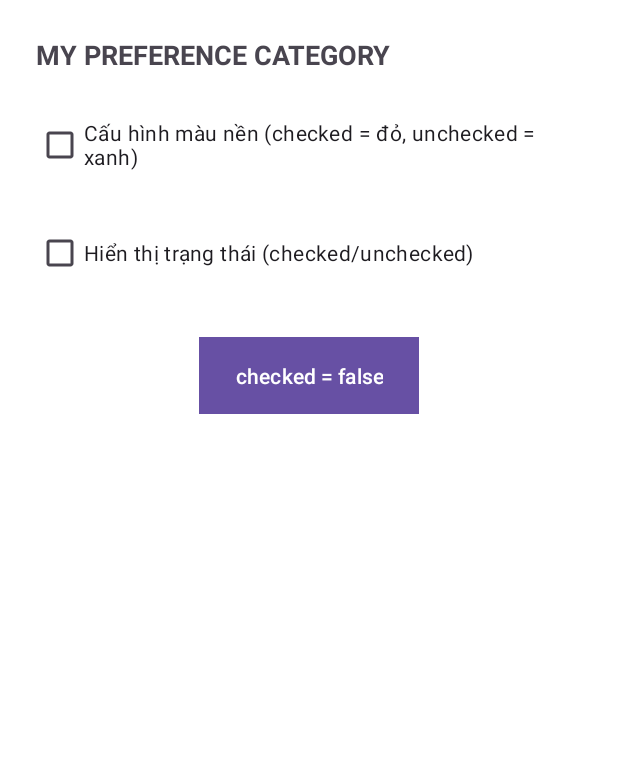
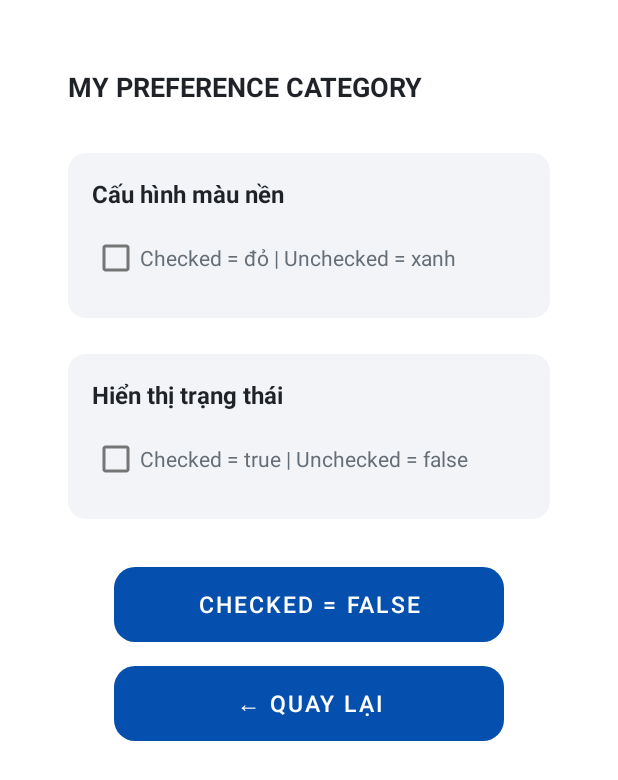
Before and after one commit to tienphatng237/NT118.Q14-Android-Programming, an Android app: the Task02SettingActivity screen opened directly, with no data from a screen before it, on a phone screen of 412 x 824 dp. Shown: the top 780 px of the screen. Run offline under Robolectric (Android 15) with nearby library versions, the phone set to English and light mode, and no system bars.

Commit message:
Lab 04 - Task 2: UI redesign + preferences logic completed

```diff
--- a/lab-04/app/src/main/java/com/example/lab04_storage/task02/ui/main/Task02MainActivity.java
+++ b/lab-04/app/src/main/java/com/example/lab04_storage/task02/ui/main/Task02MainActivity.java
@@ -14,7 +14,7 @@ import com.example.lab04_storage.task02.ui.settings.Task02SettingActivity;
 public class Task02MainActivity extends AppCompatActivity {
 
     private LinearLayout layoutMain;
-    private Button btnStartSetting;
+    private Button btnStartSetting, btnBack;
 
     private Task02Prefs prefs;
 
@@ -23,14 +23,21 @@ public class Task02MainActivity extends AppCompatActivity {
         super.onCreate(savedInstanceState);
         setContentView(R.layout.feature_task02_main);
 
+        // ==============================
+        // Mapping UI
+        // ==============================
         prefs = new Task02Prefs(this);
-
         layoutMain = findViewById(R.id.layoutMain);
         btnStartSetting = findViewById(R.id.btnStartSetting);
+        btnBack = findViewById(R.id.btnBack);
 
+        // Mở màn hình Setting
         btnStartSetting.setOnClickListener(v ->
                 startActivity(new Intent(this, Task02SettingActivity.class))
         );
+
+        // Nút quay lại (về Task01Main hoặc Previous Activity)
+        btnBack.setOnClickListener(v -> finish());
     }
 
     @Override
@@ -41,9 +48,9 @@ public class Task02MainActivity extends AppCompatActivity {
 
     private void applyColor() {
         if (prefs.isColorRed()) {
-            layoutMain.setBackgroundColor(0xFFFF0000);
+            layoutMain.setBackgroundColor(0xFFFF0000); // đỏ
         } else {
-            layoutMain.setBackgroundColor(0xFF03A9F4);
+            layoutMain.setBackgroundColor(0xFF0969DA); // xanh lạnh theo theme
         }
     }
 }
--- a/lab-04/app/src/main/java/com/example/lab04_storage/task02/ui/settings/Task02SettingActivity.java
+++ b/lab-04/app/src/main/java/com/example/lab04_storage/task02/ui/settings/Task02SettingActivity.java
@@ -12,7 +12,7 @@ import com.example.lab04_storage.task02.data.Task02Prefs;
 public class Task02SettingActivity extends AppCompatActivity {
 
     private CheckBox cbColor, cbInfo;
-    private Button btnStatus;
+    private Button btnStatus, btnBack;
     private Task02Prefs prefs;
 
     @Override
@@ -25,24 +25,28 @@ public class Task02SettingActivity extends AppCompatActivity {
         cbColor = findViewById(R.id.cbColor);
         cbInfo = findViewById(R.id.cbInfo);
         btnStatus = findViewById(R.id.btnStatus);
+        btnBack = findViewById(R.id.btnBack);
 
         // Load trạng thái
         cbColor.setChecked(prefs.isColorRed());
         cbInfo.setChecked(prefs.isInfoChecked());
 
-        // Hiển thị nút theo trạng thái hiện tại
+        // Hiển thị trạng thái ban đầu trên nút
         updateStatusText(cbInfo.isChecked());
 
-        // Checkbox 1 – đổi màu nền
+        // Checkbox đổi màu nền
         cbColor.setOnCheckedChangeListener((v, checked) -> {
             prefs.setColorRed(checked);
         });
 
-        // Checkbox 2 – hiển thị trạng thái
+        // Checkbox hiển thị trạng thái
         cbInfo.setOnCheckedChangeListener((v, checked) -> {
             prefs.setInfoChecked(checked);
             updateStatusText(checked);
         });
+
+        // Nút quay lại
+        btnBack.setOnClickListener(v -> finish());
     }
 
     private void updateStatusText(boolean checked) {
--- a/lab-04/app/src/main/res/drawable/bg_task02_button.xml
+++ b/lab-04/app/src/main/res/drawable/bg_task02_button.xml
@@ -1,13 +1,14 @@
 <?xml version="1.0" encoding="utf-8"?>
-<shape xmlns:android="http://schemas.android.com/apk/res/android"
-    android:shape="rectangle">
+<shape xmlns:android="http://schemas.android.com/apk/res/android">
 
-    <solid android:color="#7C4DFF" />
-    <corners android:radius="24dp" />
+    <!-- Màu trung tính, không xung đột nền đỏ/xanh -->
+    <solid android:color="@color/gray" />
+
+    <corners android:radius="20dp"/>
+
     <padding
         android:left="16dp"
+        android:top="12dp"
         android:right="16dp"
-        android:top="12dp"
-        android:bottom="12dp" />
-
+        android:bottom="12dp"/>
 </shape>
--- /dev/null
+++ b/lab-04/app/src/main/res/drawable/bg_task02_button_round.xml
@@ -0,0 +1,12 @@
+<?xml version="1.0" encoding="utf-8"?>
+<shape xmlns:android="http://schemas.android.com/apk/res/android">
+    <solid android:color="@color/blue_700" />
+
+    <corners android:radius="14dp" />
+
+    <padding
+        android:left="12dp"
+        android:top="12dp"
+        android:right="12dp"
+        android:bottom="12dp"/>
+</shape>
--- /dev/null
+++ b/lab-04/app/src/main/res/drawable/bg_task02_card.xml
@@ -0,0 +1,14 @@
+<?xml version="1.0" encoding="utf-8"?>
+<shape xmlns:android="http://schemas.android.com/apk/res/android">
+
+    <solid android:color="#F2F4F7" />
+
+    <corners android:radius="12dp" />
+
+    <padding
+        android:left="16dp"
+        android:top="16dp"
+        android:right="16dp"
+        android:bottom="16dp"/>
+
+</shape>
--- a/lab-04/app/src/main/res/layout/feature_task02_main.xml
+++ b/lab-04/app/src/main/res/layout/feature_task02_main.xml
@@ -3,15 +3,43 @@
     android:id="@+id/layoutMain"
     android:orientation="vertical"
     android:gravity="center"
-    android:padding="32dp"
+    android:padding="24dp"
+    android:background="@color/colorPrimary"
     android:layout_width="match_parent"
     android:layout_height="match_parent">
 
+    <!-- Nút Start Setting -->
     <Button
         android:id="@+id/btnStartSetting"
-        android:layout_width="match_parent"
-        android:layout_height="wrap_content"
         android:text="Start My Setting"
-        android:textAllCaps="false"
-        android:backgroundTint="#CCCCCC"/>
+        android:textSize="16sp"
+        android:textColor="@color/white"
+
+        android:layout_width="260dp"
+        android:layout_height="60dp"
+
+        android:layout_marginTop="32dp"
+        android:layout_marginBottom="16dp"
+        android:padding="12dp"
+
+        android:background="@drawable/bg_task02_button"
+        android:backgroundTint="@null"
+        android:stateListAnimator="@null" />
+
+    <!-- Nút Quay lại -->
+    <Button
+        android:id="@+id/btnBack"
+        android:text="Quay lại"
+        android:textSize="16sp"
+        android:textColor="@color/white"
+
+        android:layout_width="260dp"
+        android:layout_height="60dp"
+
+        android:padding="12dp"
+
+        android:background="@drawable/bg_task02_button"
+        android:backgroundTint="@null"
+        android:stateListAnimator="@null" />
+
 </LinearLayout>
--- a/lab-04/app/src/main/res/layout/feature_task02_setting.xml
+++ b/lab-04/app/src/main/res/layout/feature_task02_setting.xml
@@ -1,46 +1,99 @@
 <?xml version="1.0" encoding="utf-8"?>
-<LinearLayout xmlns:android="http://schemas.android.com/apk/res/android"
+<ScrollView xmlns:android="http://schemas.android.com/apk/res/android"
     android:layout_width="match_parent"
     android:layout_height="match_parent"
-    android:orientation="vertical"
-    android:padding="24dp">
+    android:background="@color/backgroundColor"
+    android:padding="45dp"
+    android:paddingTop="96dp">
 
-    <!-- TITLE -->
+    <LinearLayout
+        android:layout_width="match_parent"
+        android:layout_height="wrap_content"
+        android:orientation="vertical">
+
         <TextView
             android:text="MY PREFERENCE CATEGORY"
             android:textStyle="bold"
             android:textSize="18sp"
+            android:textColor="@color/textPrimary"
             android:layout_width="wrap_content"
             android:layout_height="wrap_content"
-        android:layout_marginBottom="24dp" />
+            android:layout_marginBottom="32dp" />
 
-    <!-- CHECKBOX 1 - đổi màu nền -->
+        <LinearLayout
+            android:layout_width="match_parent"
+            android:layout_height="wrap_content"
+            android:orientation="vertical"
+            android:layout_marginBottom="24dp"
+            android:background="@drawable/bg_task02_card">
+
+            <TextView
+                android:text="Cấu hình màu nền"
+                android:textStyle="bold"
+                android:textSize="16sp"
+                android:textColor="@color/textPrimary"
+                android:layout_width="wrap_content"
+                android:layout_height="wrap_content"
+                android:layout_marginBottom="8dp" />
+
             <CheckBox
                 android:id="@+id/cbColor"
                 android:layout_width="wrap_content"
                 android:layout_height="wrap_content"
-        android:text="Cấu hình màu nền (checked = đỏ, unchecked = xanh)"
-        android:layout_marginBottom="24dp" />
+                android:text="Checked = đỏ | Unchecked = xanh"
+                android:textColor="@color/textSecondary" />
+        </LinearLayout>
 
-    <!-- CHECKBOX 2 - hiển thị trạng thái -->
+        <LinearLayout
+            android:layout_width="match_parent"
+            android:layout_height="wrap_content"
+            android:orientation="vertical"
+            android:layout_marginBottom="32dp"
+            android:background="@drawable/bg_task02_card">
+
+            <TextView
+                android:text="Hiển thị trạng thái"
+                android:textStyle="bold"
+                android:textSize="16sp"
+                android:textColor="@color/textPrimary"
+                android:layout_width="wrap_content"
+                android:layout_height="wrap_content"
+                android:layout_marginBottom="8dp" />
+
             <CheckBox
                 android:id="@+id/cbInfo"
                 android:layout_width="wrap_content"
                 android:layout_height="wrap_content"
-        android:text="Hiển thị trạng thái (checked/unchecked)"
-        android:layout_marginBottom="32dp" />
+                android:text="Checked = true | Unchecked = false"
+                android:textColor="@color/textSecondary" />
+        </LinearLayout>
 
-    <!-- BUTTON RESULT -->
+        <!-- BUTTON STATUS -->
         <Button
             android:id="@+id/btnStatus"
-        android:layout_width="wrap_content"
-        android:layout_height="wrap_content"
+            android:layout_width="260dp"
+            android:layout_height="50dp"
             android:text="checked = false"
-        android:paddingLeft="24dp"
-        android:paddingRight="24dp"
-        android:paddingTop="12dp"
-        android:paddingBottom="12dp"
-        android:background="#9C27B0"
-        android:textColor="#FFFFFF"
-        android:layout_gravity="center_horizontal"/>
+            android:textSize="15sp"
+            android:textColor="@color/white"
+            android:background="@drawable/bg_task02_button_round"
+            android:backgroundTint="@null"
+            android:layout_marginBottom="16dp"
+            android:layout_gravity="center_horizontal"
+            android:stateListAnimator="@null" />
+
+        <!-- BUTTON BACK -->
+        <Button
+            android:id="@+id/btnBack"
+            android:layout_width="260dp"
+            android:layout_height="50dp"
+            android:text="← Quay lại"
+            android:textSize="15sp"
+            android:textColor="@color/white"
+            android:background="@drawable/bg_task02_button_round"
+            android:backgroundTint="@null"
+            android:layout_gravity="center_horizontal"
+            android:stateListAnimator="@null" />
+
     </LinearLayout>
+</ScrollView>
--- a/lab-04/app/src/main/res/values/themes.xml
+++ b/lab-04/app/src/main/res/values/themes.xml
@@ -1,16 +1,28 @@
 <resources xmlns:tools="http://schemas.android.com/tools">
 
-    <style name="Theme.PersonalTaskManager" parent="Theme.Material3.Light.NoActionBar">
+    <!-- Theme chính của ứng dụng -->
+    <style name="Theme.PersonalTaskManager" parent="Theme.MaterialComponents.Light.NoActionBar">
 
-        <!-- Luôn chạy Light Mode, không dùng Dark Mode -->
+        <!-- Không dùng dark mode -->
         <item name="android:forceDarkAllowed">false</item>
 
-        <!-- Status bar trắng, icon tối -->
+        <!-- Status bar sáng, icon tối -->
         <item name="android:windowLightStatusBar">true</item>
 
         <!-- Màu nền app -->
         <item name="android:colorBackground">@color/white</item>
 
+        <!-- Button style tùy chỉnh -->
+        <item name="materialButtonStyle">@style/Widget.Personal.Button</item>
+
+    </style>
+
+    <!-- Style cho nút custom -->
+    <style name="Widget.Personal.Button" parent="Widget.MaterialComponents.Button">
+        <!-- Bỏ tint của Material -->
+        <item name="backgroundTint">@null</item>
+        <item name="android:background">@drawable/bg_task02_button</item>
+        <item name="rippleColor">@android:color/transparent</item>
     </style>
 
 </resources>
```
Lines whose indentation alone changed are shown as unchanged.
